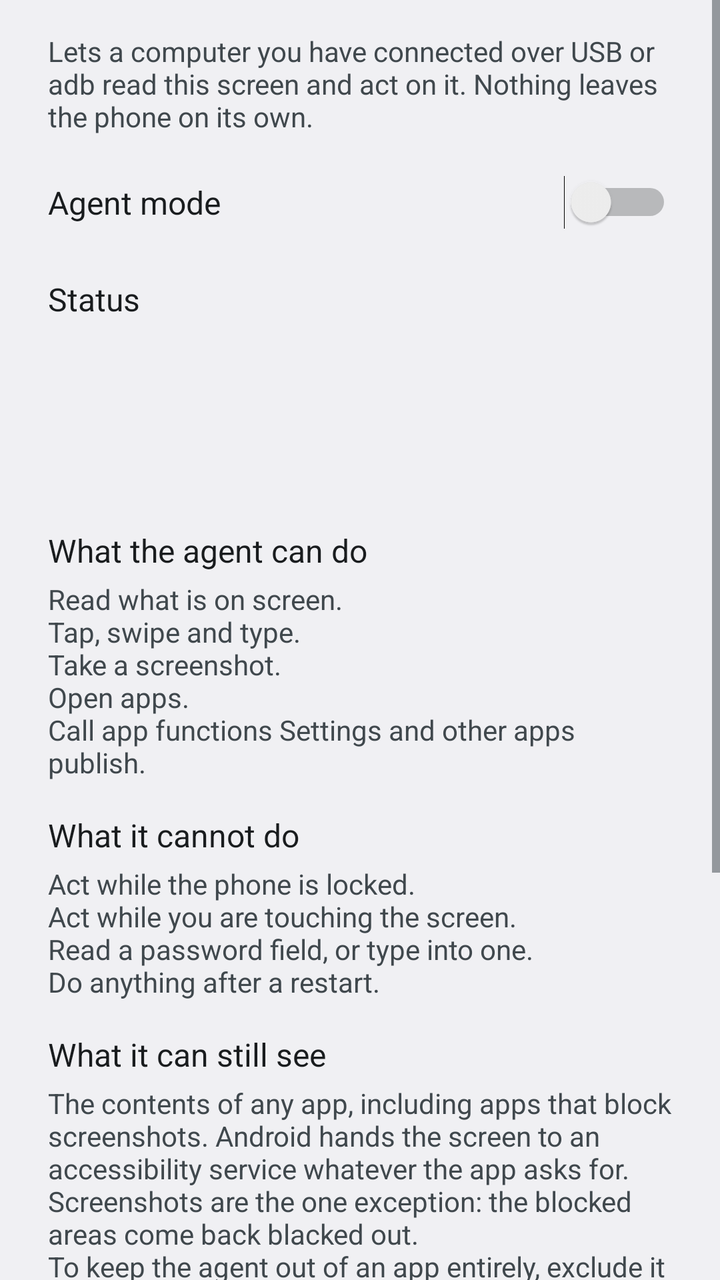
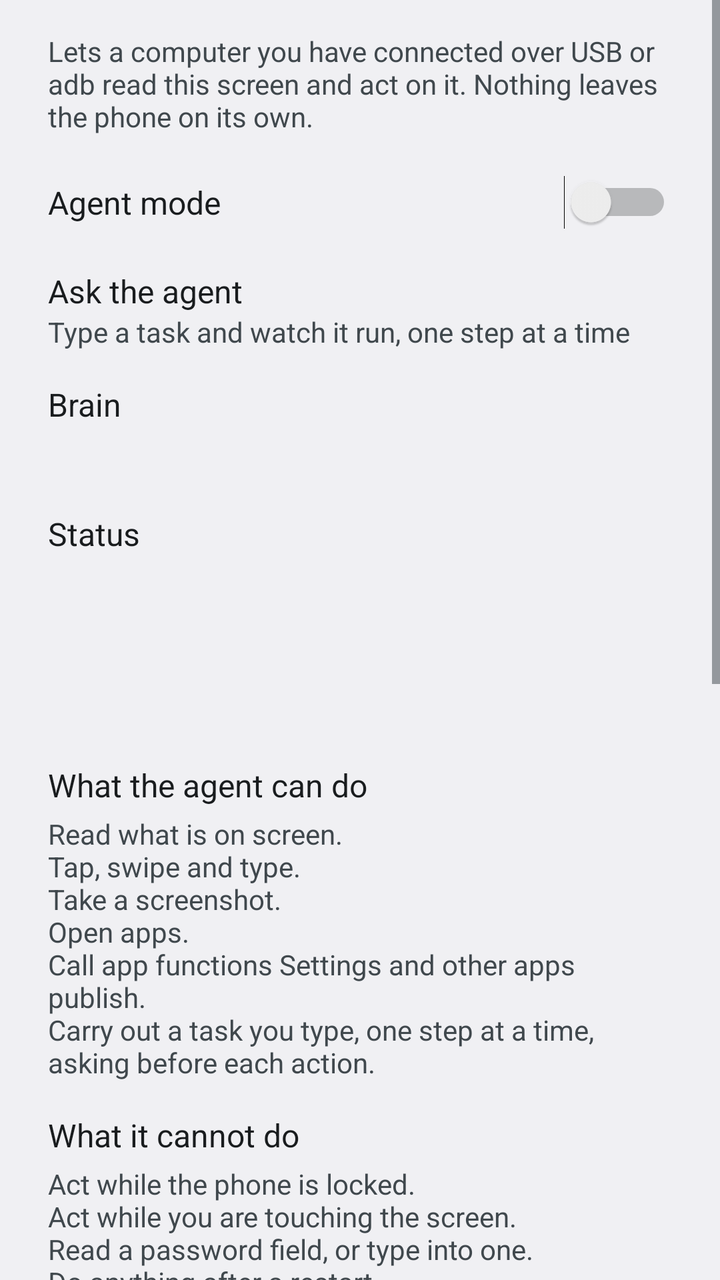

The first picture is an Android layout as it rendered before a commit; the second is the same layout after the commit. The layout source and the unified diff follow.
<!-- AndroidManifest.xml: application theme android:Theme.DeviceDefault.Settings -->
<!-- res/layout/activity_agent_settings.xml -->
<?xml version="1.0" encoding="utf-8"?>
<ScrollView xmlns:android="http://schemas.android.com/apk/res/android"
    android:layout_width="match_parent"
    android:layout_height="match_parent"
    android:background="?android:attr/colorBackground"
    android:fillViewport="true"
    android:filterTouchesWhenObscured="true">

    <LinearLayout
        android:layout_width="match_parent"
        android:layout_height="wrap_content"
        android:orientation="vertical"
        android:paddingStart="24dp"
        android:paddingEnd="24dp"
        android:paddingTop="16dp"
        android:paddingBottom="32dp">

        <TextView
            android:id="@+id/intro"
            android:layout_width="match_parent"
            android:layout_height="wrap_content"
            android:text="@string/agent_intro"
            android:textAppearance="?android:attr/textAppearanceListItemSecondary"
            android:textColor="?android:attr/textColorSecondary" />

        <LinearLayout
            android:layout_width="match_parent"
            android:layout_height="wrap_content"
            android:layout_marginTop="20dp"
            android:gravity="center_vertical"
            android:orientation="horizontal">

            <TextView
                android:layout_width="0dp"
                android:layout_height="wrap_content"
                android:layout_weight="1"
                android:text="@string/agent_switch_label"
                android:textAppearance="?android:attr/textAppearanceListItem"
                android:textColor="?android:attr/textColorPrimary" />

            <Switch
                android:id="@+id/master_switch"
                android:layout_width="wrap_content"
                android:layout_height="wrap_content"
                android:contentDescription="@string/agent_switch_label" />
        </LinearLayout>

        <TextView
            android:layout_width="match_parent"
            android:layout_height="wrap_content"
            android:layout_marginTop="24dp"
            android:text="@string/status_header"
            android:textAppearance="?android:attr/textAppearanceListItem"
            android:textColor="?android:attr/textColorPrimary" />

        <TextView
            android:id="@+id/status_bridge"
            android:layout_width="match_parent"
            android:layout_height="wrap_content"
            android:layout_marginTop="4dp"
            android:textAppearance="?android:attr/textAppearanceListItemSecondary"
            android:textColor="?android:attr/textColorSecondary" />

        <TextView
            android:id="@+id/status_a11y"
            android:layout_width="match_parent"
            android:layout_height="wrap_content"
            android:textAppearance="?android:attr/textAppearanceListItemSecondary"
            android:textColor="?android:attr/textColorSecondary" />

        <TextView
            android:id="@+id/status_session"
            android:layout_width="match_parent"
            android:layout_height="wrap_content"
            android:textAppearance="?android:attr/textAppearanceListItemSecondary"
            android:textColor="?android:attr/textColorSecondary" />

        <TextView
            android:id="@+id/status_refused"
            android:layout_width="match_parent"
            android:layout_height="wrap_content"
            android:textAppearance="?android:attr/textAppearanceListItemSecondary"
            android:textColor="?android:attr/textColorSecondary" />

        <LinearLayout
            android:id="@+id/pairing_group"
            android:layout_width="match_parent"
            android:layout_height="wrap_content"
            android:layout_marginTop="24dp"
            android:orientation="vertical"
            android:visibility="gone">

            <TextView
                android:layout_width="match_parent"
                android:layout_height="wrap_content"
                android:text="@string/pairing_header"
                android:textAppearance="?android:attr/textAppearanceListItem"
                android:textColor="?android:attr/textColorPrimary" />

            <LinearLayout
                android:layout_width="match_parent"
                android:layout_height="wrap_content"
                android:layout_marginTop="8dp"
                android:gravity="center_vertical"
                android:orientation="horizontal">

                <TextView
                    android:id="@+id/pairing_code"
                    android:layout_width="0dp"
                    android:layout_height="wrap_content"
                    android:layout_weight="1"
                    android:fontFamily="monospace"
                    android:letterSpacing="0.35"
                    android:textColor="?android:attr/textColorPrimary"
                    android:textSize="34sp" />

                <Button
                    android:id="@+id/new_code"
                    style="?android:attr/borderlessButtonStyle"
                    android:layout_width="wrap_content"
                    android:layout_height="wrap_content"
                    android:text="@string/pairing_new_code"
                    android:textColor="?android:attr/textColorPrimary" />
            </LinearLayout>

            <TextView
                android:id="@+id/pairing_hint"
                android:layout_width="match_parent"
                android:layout_height="wrap_content"
                android:text="@string/pairing_hint"
                android:textAppearance="?android:attr/textAppearanceListItemSecondary"
                android:textColor="?android:attr/textColorSecondary" />

            <TextView
                android:id="@+id/pairing_cooldown"
                android:layout_width="match_parent"
                android:layout_height="wrap_content"
                android:layout_marginTop="4dp"
                android:textAppearance="?android:attr/textAppearanceListItemSecondary"
                android:textColor="?android:attr/textColorSecondary"
                android:visibility="gone" />
        </LinearLayout>

        <TextView
            android:layout_width="match_parent"
            android:layout_height="wrap_content"
            android:layout_marginTop="24dp"
            android:text="@string/can_do_header"
            android:textAppearance="?android:attr/textAppearanceListItem"
            android:textColor="?android:attr/textColorPrimary" />

        <TextView
            android:layout_width="match_parent"
            android:layout_height="wrap_content"
            android:layout_marginTop="4dp"
            android:text="@string/can_do_body"
            android:textAppearance="?android:attr/textAppearanceListItemSecondary"
            android:textColor="?android:attr/textColorSecondary" />

        <TextView
            android:layout_width="match_parent"
            android:layout_height="wrap_content"
            android:layout_marginTop="16dp"
            android:text="@string/cannot_do_header"
            android:textAppearance="?android:attr/textAppearanceListItem"
            android:textColor="?android:attr/textColorPrimary" />

        <TextView
            android:layout_width="match_parent"
            android:layout_height="wrap_content"
            android:layout_marginTop="4dp"
            android:text="@string/cannot_do_body"
            android:textAppearance="?android:attr/textAppearanceListItemSecondary"
            android:textColor="?android:attr/textColorSecondary" />

        <TextView
            android:layout_width="match_parent"
            android:layout_height="wrap_content"
            android:layout_marginTop="16dp"
            android:text="@string/caveat_header"
            android:textAppearance="?android:attr/textAppearanceListItem"
            android:textColor="?android:attr/textColorPrimary" />

        <TextView
            android:layout_width="match_parent"
            android:layout_height="wrap_content"
            android:layout_marginTop="4dp"
            android:text="@string/caveat_body"
            android:textAppearance="?android:attr/textAppearanceListItemSecondary"
            android:textColor="?android:attr/textColorSecondary" />

        <LinearLayout
            android:layout_width="match_parent"
            android:layout_height="wrap_content"
            android:layout_marginTop="16dp"
            android:gravity="center_vertical"
            android:orientation="horizontal">

            <LinearLayout
                android:layout_width="0dp"
                android:layout_height="wrap_content"
                android:layout_weight="1"
                android:orientation="vertical">

                <TextView
                    android:layout_width="match_parent"
                    android:layout_height="wrap_content"
                    android:text="@string/excluded_header"
                    android:textAppearance="?android:attr/textAppearanceListItem"
                    android:textColor="?android:attr/textColorPrimary" />

                <TextView
                    android:id="@+id/excluded_summary"
                    android:layout_width="match_parent"
                    android:layout_height="wrap_content"
                    android:textAppearance="?android:attr/textAppearanceListItemSecondary"
                    android:textColor="?android:attr/textColorSecondary" />
            </LinearLayout>

            <Button
                android:id="@+id/excluded_edit"
                style="?android:attr/borderlessButtonStyle"
                android:layout_width="wrap_content"
                android:layout_height="wrap_content"
                android:text="@string/excluded_edit"
                android:textColor="?android:attr/textColorPrimary" />
        </LinearLayout>

        <TextView
            android:layout_width="match_parent"
            android:layout_height="wrap_content"
            android:layout_marginTop="24dp"
            android:text="@string/activity_header"
            android:textAppearance="?android:attr/textAppearanceListItem"
            android:textColor="?android:attr/textColorPrimary" />

        <TextView
            android:id="@+id/activity_empty"
            android:layout_width="match_parent"
            android:layout_height="wrap_content"
            android:layout_marginTop="4dp"
            android:text="@string/activity_empty"
            android:textAppearance="?android:attr/textAppearanceListItemSecondary"
            android:textColor="?android:attr/textColorSecondary" />

        <androidx.recyclerview.widget.RecyclerView
            android:id="@+id/audit_list"
            android:layout_width="match_parent"
            android:layout_height="wrap_content"
            android:layout_marginTop="4dp"
            android:nestedScrollingEnabled="false" />

        <Button
            android:id="@+id/clear_log"
            style="?android:attr/borderlessButtonStyle"
            android:layout_width="wrap_content"
            android:layout_height="wrap_content"
            android:layout_marginTop="4dp"
            android:paddingStart="0dp"
            android:text="@string/activity_clear"
            android:textColor="?android:attr/textColorPrimary" />

        <TextView
            android:layout_width="match_parent"
            android:layout_height="wrap_content"
            android:layout_marginTop="24dp"
            android:text="@string/footer_reboot"
            android:textAppearance="?android:attr/textAppearanceListItemSecondary"
            android:textColor="?android:attr/textColorSecondary" />
    </LinearLayout>
</ScrollView>
<!-- resources referenced by this layout -->
<resources>
  <string name="activity_clear">Clear</string>
  <string name="activity_empty">No requests yet.</string>
  <string name="activity_header">Activity</string>
  <string name="agent_intro">Lets a computer you have connected over USB or adb read this screen and act on it. Nothing leaves the phone on its own.</string>
  <string name="agent_switch_label">Agent mode</string>
  <string name="can_do_body">Read what is on screen.\nTap, swipe and type.\nTake a screenshot.\nOpen apps.\nCall app functions Settings and other apps publish.</string>
  <string name="can_do_header">What the agent can do</string>
  <string name="cannot_do_body">Act while the phone is locked.\nAct while you are touching the screen.\nRead a password field, or type into one.\nDo anything after a restart.</string>
  <string name="cannot_do_header">What it cannot do</string>
  <string name="caveat_body">The contents of any app, including apps that block screenshots. Android hands the screen to an accessibility service whatever the app asks for.\nScreenshots are the one exception: the blocked areas come back blacked out.\nTo keep the agent out of an app entirely, exclude it below.</string>
  <string name="caveat_header">What it can still see</string>
  <string name="excluded_edit">Edit</string>
  <string name="excluded_header">Excluded apps</string>
  <string name="footer_reboot">Agent mode turns itself off when the phone restarts.</string>
  <string name="pairing_header">Pairing code</string>
  <string name="pairing_hint">Type this on the computer to pair. It works once, then a new code is needed.</string>
  <string name="pairing_new_code">New code</string>
  <string name="status_header">Status</string>
</resources>

<!-- the commit's change to res/layout/activity_agent_settings.xml (unified diff, before → after) -->
@@ -43,6 +43,52 @@
                 android:layout_width="wrap_content"
                 android:layout_height="wrap_content"
                 android:contentDescription="@string/agent_switch_label" />
+        </LinearLayout>
+
+        <LinearLayout
+            android:id="@+id/ask_row"
+            android:layout_width="match_parent"
+            android:layout_height="wrap_content"
+            android:layout_marginTop="20dp"
+            android:background="?android:attr/selectableItemBackground"
+            android:orientation="vertical">
+
+            <TextView
+                android:layout_width="match_parent"
+                android:layout_height="wrap_content"
+                android:text="@string/ask_row"
+                android:textAppearance="?android:attr/textAppearanceListItem"
+                android:textColor="?android:attr/textColorPrimary" />
+
+            <TextView
+                android:layout_width="match_parent"
+                android:layout_height="wrap_content"
+                android:text="@string/ask_row_summary"
+                android:textAppearance="?android:attr/textAppearanceListItemSecondary"
+                android:textColor="?android:attr/textColorSecondary" />
+        </LinearLayout>
+
+        <LinearLayout
+            android:id="@+id/brain_row"
+            android:layout_width="match_parent"
+            android:layout_height="wrap_content"
+            android:layout_marginTop="16dp"
+            android:background="?android:attr/selectableItemBackground"
+            android:orientation="vertical">
+
+            <TextView
+                android:layout_width="match_parent"
+                android:layout_height="wrap_content"
+                android:text="@string/brain_row"
+                android:textAppearance="?android:attr/textAppearanceListItem"
+                android:textColor="?android:attr/textColorPrimary" />
+
+            <TextView
+                android:id="@+id/brain_summary"
+                android:layout_width="match_parent"
+                android:layout_height="wrap_content"
+                android:textAppearance="?android:attr/textAppearanceListItemSecondary"
+                android:textColor="?android:attr/textColorSecondary" />
         </LinearLayout>
 
         <TextView
@@ -189,6 +235,14 @@
             android:textAppearance="?android:attr/textAppearanceListItemSecondary"
             android:textColor="?android:attr/textColorSecondary" />
 
+        <TextView
+            android:layout_width="match_parent"
+            android:layout_height="wrap_content"
+            android:layout_marginTop="8dp"
+            android:text="@string/caveat_endpoint"
+            android:textAppearance="?android:attr/textAppearanceListItemSecondary"
+            android:textColor="?android:attr/textColorSecondary" />
+
         <LinearLayout
             android:layout_width="match_parent"
             android:layout_height="wrap_content"
<!-- resource entries referenced after the edit -->
@@ -5,11 +5,15 @@
   <string name="activity_header">Activity</string>
   <string name="agent_intro">Lets a computer you have connected over USB or adb read this screen and act on it. Nothing leaves the phone on its own.</string>
   <string name="agent_switch_label">Agent mode</string>
-  <string name="can_do_body">Read what is on screen.\nTap, swipe and type.\nTake a screenshot.\nOpen apps.\nCall app functions Settings and other apps publish.</string>
+  <string name="ask_row">Ask the agent</string>
+  <string name="ask_row_summary">Type a task and watch it run, one step at a time</string>
+  <string name="brain_row">Brain</string>
+  <string name="can_do_body">Read what is on screen.\nTap, swipe and type.\nTake a screenshot.\nOpen apps.\nCall app functions Settings and other apps publish.\nCarry out a task you type, one step at a time, asking before each action.</string>
   <string name="can_do_header">What the agent can do</string>
-  <string name="cannot_do_body">Act while the phone is locked.\nAct while you are touching the screen.\nRead a password field, or type into one.\nDo anything after a restart.</string>
+  <string name="cannot_do_body">Act while the phone is locked.\nAct while you are touching the screen.\nRead a password field, or type into one.\nDo anything after a restart.\nStart a task on its own.\nAct on anything an app puts on the screen as if it were your instruction.</string>
   <string name="cannot_do_header">What it cannot do</string>
   <string name="caveat_body">The contents of any app, including apps that block screenshots. Android hands the screen to an accessibility service whatever the app asks for.\nScreenshots are the one exception: the blocked areas come back blacked out.\nTo keep the agent out of an app entirely, exclude it below.</string>
+  <string name="caveat_endpoint">When you run a task, what is on screen is sent to the model endpoint you configured. BestROM operates no endpoint.</string>
   <string name="caveat_header">What it can still see</string>
   <string name="excluded_edit">Edit</string>
   <string name="excluded_header">Excluded apps</string>
